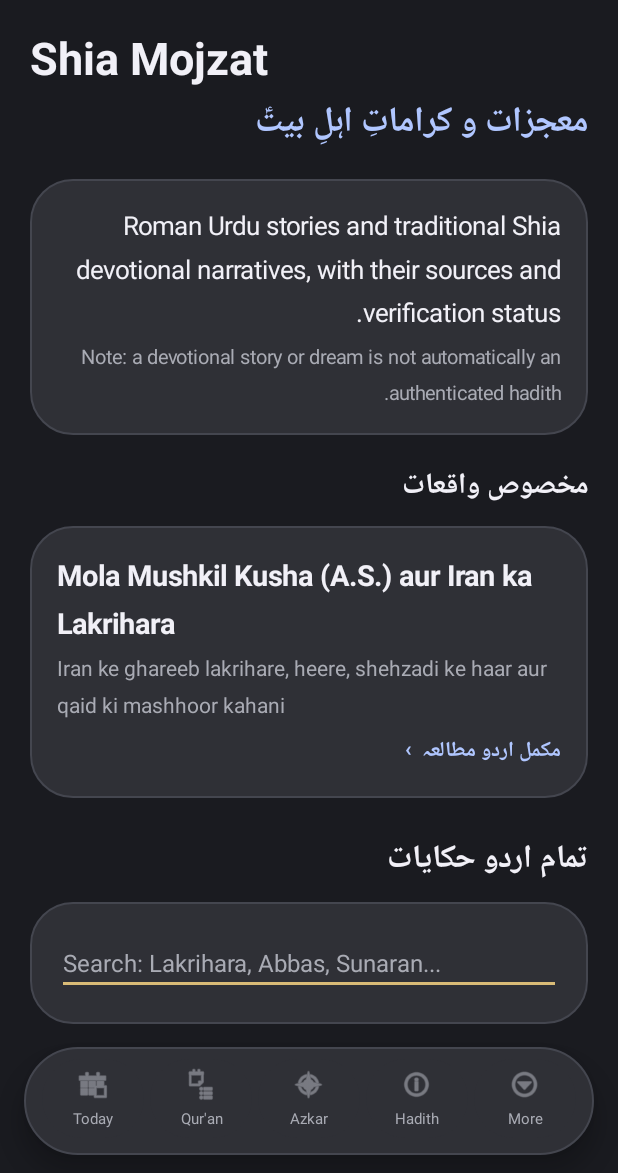
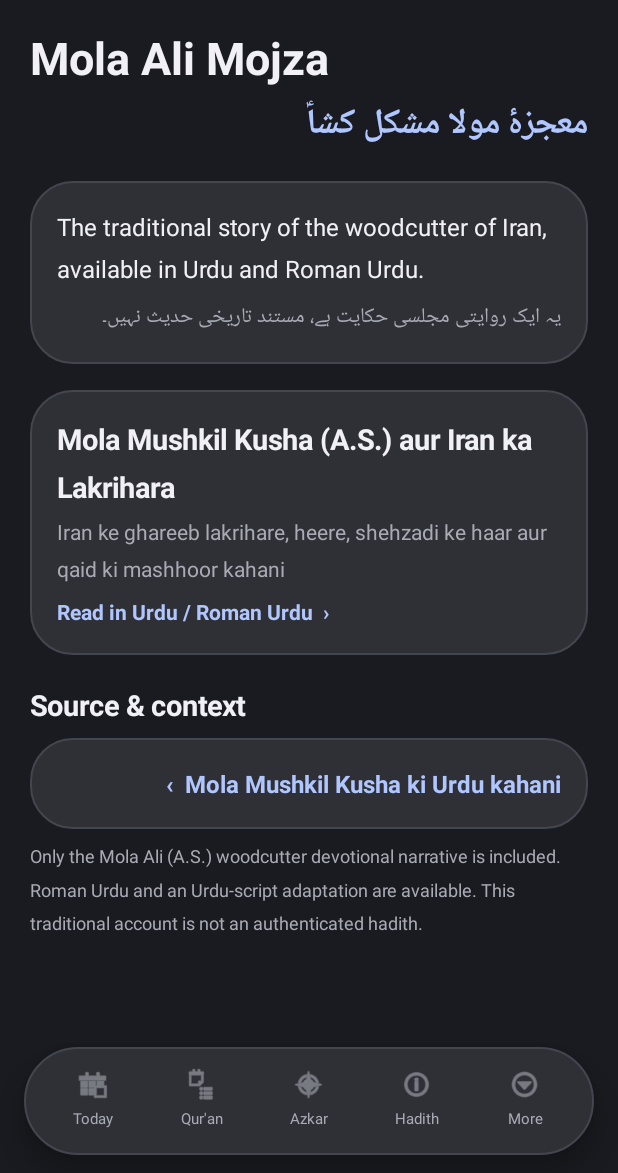
Before and after one commit to its-hecker/Hecker-Islam, an Android app: the MojzatActivity screen opened directly, with no data from a screen before it, on a phone screen of 412 x 824 dp, the part 63-1236 px from its top. Run offline under Robolectric (Android 15) with nearby library versions, the phone set to English and light mode, and no system bars.

Commit message:
Hecker: single Mola Ali reader with Urdu and Roman Urdu options and proper Urdu speech

```diff
--- a/app/src/main/java/com/hecker/islam/MojzatActivity.java
+++ b/app/src/main/java/com/hecker/islam/MojzatActivity.java
@@ -7,13 +7,9 @@ import android.content.SharedPreferences;
 import android.graphics.drawable.GradientDrawable;
 import android.net.Uri;
 import android.os.Bundle;
-import android.text.Editable;
-import android.text.TextWatcher;
 import android.util.TypedValue;
 import android.view.Gravity;
 import android.view.View;
-import android.widget.EditText;
-import android.widget.HorizontalScrollView;
 import android.widget.LinearLayout;
 import android.widget.ScrollView;
 import android.widget.TextView;
@@ -25,16 +21,13 @@ import java.nio.charset.StandardCharsets;
 import java.util.Locale;
 
 /**
- * Offline Urdu Shia mojzat and karamat reader. Stories are catalogued with
- * explicit source / historical-status notes, and not treated as authenticated
- * Hadith. Extend app/src/main/assets/mojzat/catalog.json with reviewed texts.
+ * Mola Ali's traditional woodcutter narrative in Urdu and Roman Urdu.
+ * A devotional retelling is not represented as an authenticated hadith.
  */
 public final class MojzatActivity extends Activity {
-    private static final String[] FILTERS = {"all", "ali", "abbas", "fatima", "saved"};
-    private static final String[] LABELS = {"All", "Mola Ali (A.S.)", "Ghazi Abbas (A.S.)", "Bibi Sayyeda (S.A.)", "★ Saved"};
     private JSONArray stories = new JSONArray(), books = new JSONArray();
-    private String catalogNote = "", selectedId, filter = "all", keyword = "";
-    private LinearLayout cards, content;
+    private String catalogNote = "", selectedId;
+    private LinearLayout content;
     private TextView storyText;
     private ReaderSpeech reciter;
     private int fontSize = 20;
@@ -45,8 +38,6 @@ public final class MojzatActivity extends Activity {
         reciter = new ReaderSpeech(this);
         if (state != null) {
             selectedId = state.getString("mojzat_story");
-            filter = state.getString("mojzat_filter", "all");
-            keyword = state.getString("mojzat_query", "");
             fontSize = state.getInt("mojzat_font_size", 20);
         }
         render();
@@ -54,8 +45,6 @@ public final class MojzatActivity extends Activity {
     @Override protected void onSaveInstanceState(Bundle b) {
         super.onSaveInstanceState(b);
         b.putString("mojzat_story", selectedId);
-        b.putString("mojzat_filter", filter);
-        b.putString("mojzat_query", keyword);
         b.putInt("mojzat_font_size", fontSize);
     }
     @Override protected void onPause() {
@@ -128,7 +117,7 @@ public final class MojzatActivity extends Activity {
         setContentView(root);
 
         TextView back = Ui.text(this,
-                selectedId == null ? "‹   Hecker Islam" : "‹   معجزات و کرامات",
+                selectedId == null ? "‹   Hecker Islam" : "‹   مولا علیؑ کا معجزہ",
                 16, Ui.GOLD, true);
         back.setContentDescription("Go back");
         back.setOnClickListener(v -> onBackPressed());
@@ -191,78 +180,26 @@ public final class MojzatActivity extends Activity {
         Ui.space(this, content, 10);
     }
     private void index() {
-        content.addView(Ui.text(this, "Shia Mojzat", 30, Ui.WHITE, true));
-        Ui.space(this, content, 4);
-        content.addView(urdu("معجزات و کراماتِ اہلِ بیتؑ", 23, Ui.GOLD, true));
+        content.addView(Ui.text(this, "Mola Ali Mojza", 30, Ui.WHITE, true));
+        Ui.space(this, content, 5);
+        content.addView(urdu("معجزۂ مولا مشکل کشاؑ", 23, Ui.GOLD, true));
         Ui.space(this, content, 17);
         LinearLayout introduction = Ui.panel(this);
-        introduction.addView(urdu(
-                "Roman Urdu stories and traditional Shia devotional narratives, with their sources and verification status.",
-                17, Ui.WHITE, false));
+        introduction.addView(roman(
+                "The traditional story of the woodcutter of Iran, available in Urdu and Roman Urdu.",
+                16, Ui.WHITE, false));
         Ui.space(this, introduction, 9);
         introduction.addView(urdu(
-                "Note: a devotional story or dream is not automatically an authenticated hadith.",
-                13, Ui.MUTED, false));
+                "یہ ایک روایتی مجلسی حکایت ہے، مستند تاریخی حدیث نہیں۔",
+                14, Ui.MUTED, false));
         content.addView(introduction);
-        Ui.space(this, content, 18);
-        content.addView(Ui.text(this, "مخصوص واقعات", 19, Ui.WHITE, true));
+        Ui.space(this, content, 17);
+        JSONObject item = find("ali-iran-woodcutter");
+        if (item != null) featured(item);
+        else content.addView(urdu("مولا علیؑ کی حکایت اس بلڈ میں موجود نہیں۔", 16, Ui.MUTED, false));
+
         Ui.space(this, content, 10);
-        for (String id : new String[]{"ali-iran-woodcutter", "abbas-ummul-banin", "chat-pat-bibi", "sayyeda-sunaran"}) {
-            JSONObject item = find(id);
-            if (item != null) featured(item);
-        }
-        Ui.space(this, content, 13);
-        content.addView(Ui.text(this, "تمام اردو حکایات", 21, Ui.WHITE, true));
-        Ui.space(this, content, 10);
-        EditText search = new EditText(this);
-        search.setSingleLine(true);
-        search.setTextColor(Ui.WHITE);
-        search.setHintTextColor(Ui.MUTED);
-        search.setTextSize(16);
-        search.setHint("Search: Lakrihara, Abbas, Sunaran...");
-        search.setText(keyword);
-        LinearLayout searchPanel = Ui.panel(this);
-        searchPanel.addView(search);
-        content.addView(searchPanel);
-        Ui.space(this, content, 11);
-        search.addTextChangedListener(new TextWatcher() {
-            @Override public void beforeTextChanged(CharSequence s, int start, int count, int after) { }
-            @Override public void onTextChanged(CharSequence s, int start, int before, int count) {
-                keyword = s.toString().trim();
-                fillCards();
-            }
-            @Override public void afterTextChanged(Editable s) { }
-        });
-        HorizontalScrollView horizontal = new HorizontalScrollView(this);
-        horizontal.setHorizontalScrollBarEnabled(false);
-        LinearLayout chips = new LinearLayout(this);
-        chips.setOrientation(LinearLayout.HORIZONTAL);
-        for (int i = 0; i < FILTERS.length; i++) {
-            final String chosen = FILTERS[i];
-            boolean active = chosen.equals(filter);
-            TextView chip = Ui.text(this, LABELS[i], 14, active ? Ui.BACKGROUND : Ui.GOLD, true);
-            chip.setPadding(Ui.dp(this, 14), Ui.dp(this, 10),
-                    Ui.dp(this, 14), Ui.dp(this, 10));
-            chip.setGravity(Gravity.CENTER);
-            GradientDrawable bg = new GradientDrawable();
-            bg.setColor(active ? Ui.GOLD : Ui.CARD);
-            bg.setCornerRadius(Ui.dp(this, 22));
-            bg.setStroke(Ui.dp(this, 1), Ui.OUTLINE);
-            chip.setBackground(bg);
-            chip.setOnClickListener(v -> { filter = chosen; render(); });
-            LinearLayout.LayoutParams lp = new LinearLayout.LayoutParams(-2, -2);
-            lp.setMargins(0, 0, Ui.dp(this, 8), 0);
-            chips.addView(chip, lp);
-        }
-        horizontal.addView(chips);
-        content.addView(horizontal);
-        Ui.space(this, content, 14);
-        cards = Ui.column(this);
-        content.addView(cards);
-        fillCards();
-
-        Ui.space(this, content, 12);
-        content.addView(Ui.text(this, "مزید اردو کتابیں اور مجموعے", 19, Ui.WHITE, true));
+        content.addView(Ui.text(this, "Source & context", 19, Ui.WHITE, true));
         Ui.space(this, content, 9);
         for (int i = 0; i < books.length(); i++) {
             JSONObject book = books.optJSONObject(i);
@@ -274,8 +211,7 @@ public final class MojzatActivity extends Activity {
             content.addView(box);
             Ui.space(this, content, 9);
         }
-        Ui.space(this, content, 7);
-        content.addView(roman(catalogNote, 13, Ui.MUTED, false));
+        content.addView(roman(catalogNote, 12, Ui.MUTED, false));
     }
     private void featured(JSONObject item) {
         LinearLayout card = Ui.panel(this);
@@ -283,38 +219,10 @@ public final class MojzatActivity extends Activity {
         Ui.space(this, card, 7);
         card.addView(roman(item.optString("subtitle"), 14, Ui.MUTED, false));
         Ui.space(this, card, 9);
-        card.addView(Ui.text(this, "مکمل اردو مطالعہ  ›", 14, Ui.GOLD, true));
+        card.addView(Ui.text(this, "Read in Urdu / Roman Urdu  ›", 14, Ui.GOLD, true));
         card.setOnClickListener(v -> select(item.optString("id")));
         content.addView(card);
         Ui.space(this, content, 10);
-    }
-    private void fillCards() {
-        if (cards == null) return;
-        cards.removeAllViews();
-        int shown = 0;
-        String q = keyword.toLowerCase(Locale.ROOT);
-        for (int i = 0; i < stories.length(); i++) {
-            JSONObject item = stories.optJSONObject(i);
-            if (item == null) continue;
-            String id = item.optString("id");
-            if ("saved".equals(filter) ? !saved(id)
-                    : !"all".equals(filter) && !filter.equals(item.optString("category"))) continue;
-            String searchable = (item.optString("title") + " " + item.optString("subtitle")
-                    + " " + item.optString("text")).toLowerCase(Locale.ROOT);
-            if (!q.isEmpty() && !searchable.contains(q)) continue;
-            shown++;
-            LinearLayout card = Ui.panel(this);
-            card.addView(roman((saved(id) ? "★  " : "") + item.optString("title") + "  ›",
-                    18, Ui.WHITE, true));
-            Ui.space(this, card, 7);
-            card.addView(roman(item.optString("subtitle"), 14, Ui.MUTED, false));
-            Ui.space(this, card, 7);
-            card.addView(roman(item.optString("label"), 12, Ui.GOLD, false));
-            card.setOnClickListener(v -> select(id));
-            cards.addView(card);
-            Ui.space(this, cards, 10);
-        }
-        if (shown == 0) cards.addView(urdu("اس تلاش میں کوئی حکایت نہیں ملی۔", 16, Ui.MUTED, false));
     }
     private void select(String id) {
         selectedId = id;
@@ -324,7 +232,11 @@ public final class MojzatActivity extends Activity {
     private void detail() {
         JSONObject item = find(selectedId);
         if (item == null) { selectedId = null; render(); return; }
-        String text = item.optString("text");
+        boolean showUrdu = getSharedPreferences("mojzat_reader", MODE_PRIVATE)
+                .getBoolean("urdu_script", true);
+        String urduText = item.optString("urduText", "");
+        String text = showUrdu && !urduText.isEmpty() ? urduText : item.optString("text");
+        String recitationText = urduText.isEmpty() ? item.optString("text") : urduText;
         content.addView(roman(item.optString("title"), 25, Ui.WHITE, true));
         Ui.space(this, content, 10);
         content.addView(roman(item.optString("subtitle"), 16, Ui.GOLD, false));
@@ -336,11 +248,43 @@ public final class MojzatActivity extends Activity {
         content.addView(label);
         Ui.space(this, content, 13);
 
+        LinearLayout switcher = Ui.panel(this);
+        switcher.addView(Ui.text(this, "READING LANGUAGE", 12, Ui.GOLD, true));
+        Ui.space(this, switcher, 10);
+        LinearLayout options = new LinearLayout(this);
+        for (boolean urduChoice : new boolean[]{true, false}) {
+            boolean active = urduChoice == showUrdu;
+            TextView option = Ui.text(this, urduChoice ? "اردو" : "Roman Urdu", 16,
+                    active ? Ui.BACKGROUND : Ui.GOLD, true);
+            option.setGravity(Gravity.CENTER);
+            option.setPadding(Ui.dp(this, 12), Ui.dp(this, 12), Ui.dp(this, 12), Ui.dp(this, 12));
+            GradientDrawable background = new GradientDrawable();
+            background.setColor(active ? Ui.GOLD : Ui.CARD);
+            background.setCornerRadius(Ui.dp(this, 18));
+            background.setStroke(Ui.dp(this, 1), Ui.OUTLINE);
+            option.setBackground(background);
+            option.setOnClickListener(v -> {
+                if (reciter != null) reciter.stop();
+                getSharedPreferences("mojzat_reader", MODE_PRIVATE).edit()
+                        .putBoolean("urdu_script", urduChoice).apply();
+                render();
+            });
+            LinearLayout.LayoutParams params = new LinearLayout.LayoutParams(0, -2, 1);
+            params.setMargins(0, 0, Ui.dp(this, 8), 0);
+            options.addView(option, params);
+        }
+        switcher.addView(options);
+        content.addView(switcher);
+        Ui.space(this, content, 13);
+
         LinearLayout reader = Ui.panel(this);
-        TextView title = Ui.text(this, "Roman Urdu story", 13, Ui.GOLD, true);
+        TextView title = Ui.text(this, showUrdu ? "اردو متن" : "Roman Urdu text",
+                13, Ui.GOLD, true);
         reader.addView(title);
         Ui.space(this, reader, 12);
-        storyText = roman(text, fontSize, Ui.WHITE, false);
+        storyText = showUrdu ? urdu(text, fontSize, Ui.WHITE, false)
+                : roman(text, fontSize, Ui.WHITE, false);
+        storyText.setLineSpacing(Ui.dp(this, 5), 1.12f);
         reader.addView(storyText);
         content.addView(reader);
         Ui.space(this, content, 12);
@@ -348,11 +292,11 @@ public final class MojzatActivity extends Activity {
         LinearLayout controls = Ui.panel(this);
         controls.addView(Ui.text(this, "سماعت اور مطالعہ", 13, Ui.GOLD, true));
         Ui.space(this, controls, 9);
-        TextView recite = Ui.text(this, "▶ Recite Roman Urdu", 17, Ui.WHITE, true);
+        TextView recite = Ui.text(this, "▶ Recite in Urdu", 17, Ui.WHITE, true);
         recite.setGravity(Gravity.CENTER);
         recite.setPadding(0, Ui.dp(this, 10), 0, Ui.dp(this, 10));
         reciter.attach(recite);
-        recite.setOnClickListener(v -> reciter.playOrStop(text, ReaderSpeech.detect(text)));
+        recite.setOnClickListener(v -> reciter.playOrStop(recitationText, new Locale("ur", "PK")));
         controls.addView(recite);
         Ui.space(this, controls, 10);
         TextView speed = Ui.text(this, "Recitation speed • " + reciter.speedLabel() + "  ›",
@@ -362,7 +306,9 @@ public final class MojzatActivity extends Activity {
         speed.setOnClickListener(v -> reciter.chooseSpeed(speed));
         controls.addView(speed);
         Ui.space(this, controls, 5);
-        controls.addView(roman("Audio uses your Android text-to-speech voice. Roman Urdu pronunciation depends on the installed voice.", 12, Ui.MUTED, false));
+        controls.addView(roman(
+                "Recitation always uses Urdu script with an installed Urdu text-to-speech voice, even when reading Roman Urdu. If unavailable, install an Urdu voice in Android speech settings.",
+                12, Ui.MUTED, false));
         Ui.space(this, controls, 12);
         LinearLayout zoom = new LinearLayout(this);
         zoom.setGravity(Gravity.CENTER);
@@ -390,12 +336,12 @@ public final class MojzatActivity extends Activity {
             share.putExtra(Intent.EXTRA_TEXT, item.optString("title") + "\n\n"
                     + text + "\n\n" + item.optString("label") + "\n"
                     + item.optString("source"));
-            startActivity(Intent.createChooser(share, "Share Urdu mojza"));
+            startActivity(Intent.createChooser(share, "Share Mola Ali mojza"));
         });
         content.addView(roman("Source: " + item.optString("sourceTitle"), 13, Ui.MUTED, false));
         Ui.space(this, content, 8);
         content.addView(urdu(
-                "Note: This is a Roman Urdu retelling, not a word-for-word transcription or an authenticated historical report.",
+                "یہ روایت کا بامحاورہ بیان ہے؛ اسے لفظ بہ لفظ نقل یا مستند تاریخی حدیث نہ سمجھا جائے۔",
                 13, Ui.MUTED, false));
     }
     private void size(int change) {
```
